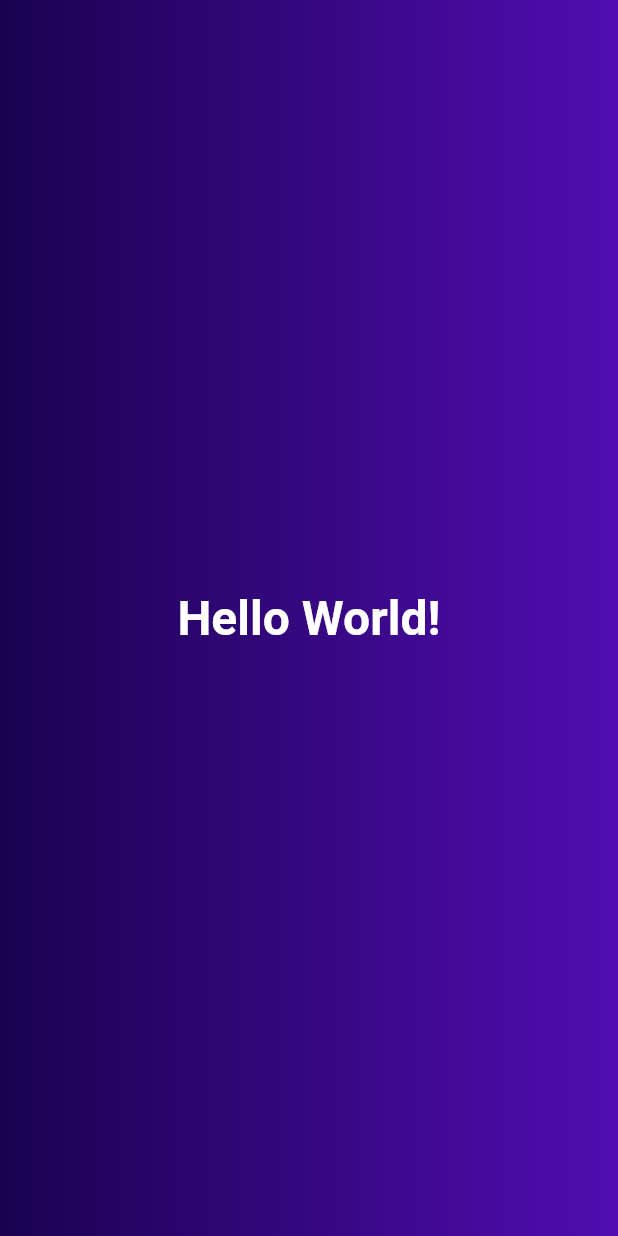
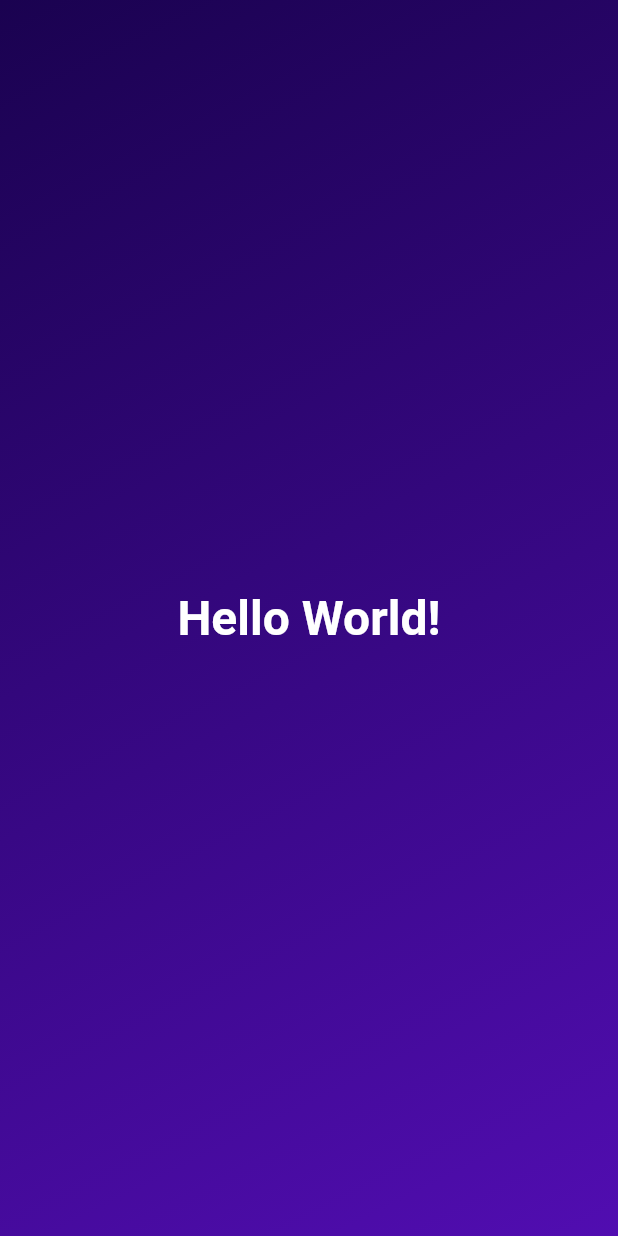
Before and after one commit to ChanderParkash179/FlutterJourney, a Flutter app: the screen it shows after launch, on a phone screen of 412 x 824 dp. Run offline on Flutter 3.47's test engine with Material 2 defaults, Android fonts, the phone set to English and light mode, and no system bars; Roboto replaces fonts that are missing (Times New Roman).

Commit message:
implemented custom widget and split into files

```diff
--- a/lib/main.dart
+++ b/lib/main.dart
@@ -1,4 +1,5 @@
 import 'package:flutter/material.dart';
+import 'package:flutter_journey/widgets/gradient_color.dart';
 
 void main() {
   runApp(const MyApp());
@@ -9,30 +10,10 @@ class MyApp extends StatelessWidget {
 
   @override
   Widget build(BuildContext context) {
-    return MaterialApp(
+    return const MaterialApp(
       debugShowCheckedModeBanner: false,
       home: Scaffold(
-        body: Container(
-          decoration: const BoxDecoration(
-            gradient: LinearGradient(
-              colors: [
-                Color.fromARGB(255, 26, 2, 80),
-                Color.fromARGB(255, 81, 13, 177),
-              ],
-            ),
-          ),
-          child: const Center(
-            child: Text(
-              'Hello World!',
-              style: TextStyle(
-                color: Colors.white,
-                fontWeight: FontWeight.bold,
-                fontSize: 32,
-                fontFamily: 'Times New Roman',
-              ),
-            ),
-          ),
-        ),
+        body: GradientContainer(),
       ),
     );
   }
--- /dev/null
+++ b/lib/widgets/gradient_color.dart
@@ -0,0 +1,32 @@
+import 'package:flutter/material.dart';
+
+class GradientContainer extends StatelessWidget {
+  const GradientContainer({super.key});
+
+  @override
+  Widget build(BuildContext context) {
+    return Container(
+      decoration: const BoxDecoration(
+        gradient: LinearGradient(
+          colors: [
+            Color.fromARGB(255, 26, 2, 80),
+            Color.fromARGB(255, 81, 13, 177),
+          ],
+          begin: Alignment.topLeft,
+          end: Alignment.bottomRight,
+        ),
+      ),
+      child: const Center(
+        child: Text(
+          'Hello World!',
+          style: TextStyle(
+            color: Colors.white,
+            fontWeight: FontWeight.bold,
+            fontSize: 32,
+            fontFamily: 'Times New Roman',
+          ),
+        ),
+      ),
+    );
+  }
+}
```
